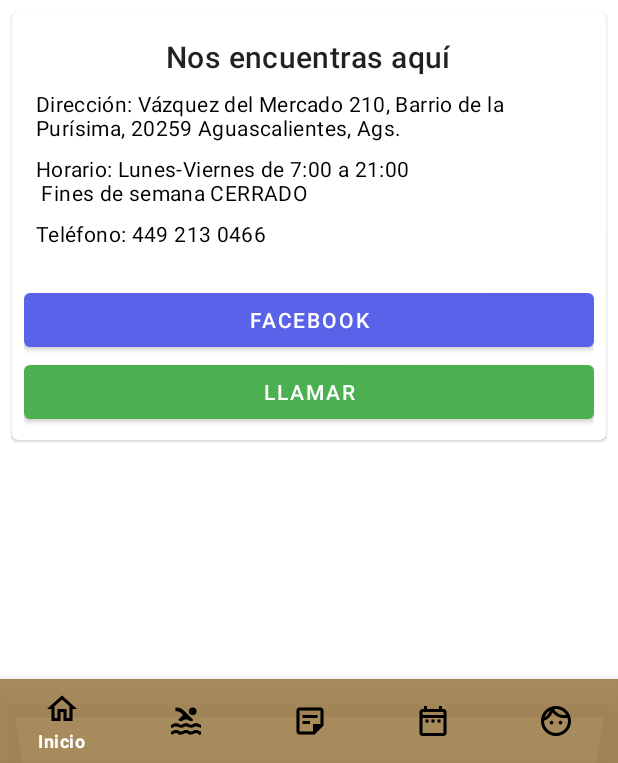
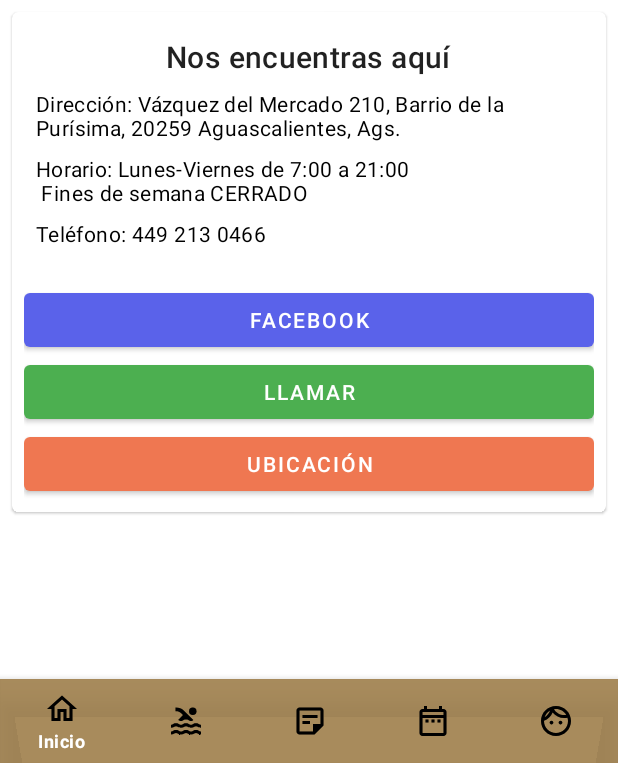
Before and after one commit to Davidsill03/Casa_Serena_Verano, an Android app: the fragment ThirdFragment placed in its activity, on a phone screen of 412 x 824 dp, the part 473-1236 px from its top. Run offline under Robolectric (Android 15) with nearby library versions, the phone set to English and light mode, and no system bars; our stand-ins replace Firebase (no records; nobody signed in at launch, a user with empty details on screens opened directly).

Commit message:
Button FB, LLamar y ubicación

```diff
--- a/app/src/main/java/com/example/myapplication/ThirdFragment.java
+++ b/app/src/main/java/com/example/myapplication/ThirdFragment.java
@@ -1,9 +1,11 @@
 package com.example.myapplication;
 
+import android.content.Intent;
+import android.net.Uri;
 import android.os.Bundle;
 
 import androidx.fragment.app.Fragment;
-
+import android.view.View.OnClickListener;
 import android.util.Log;
 import android.view.LayoutInflater;
 import android.view.View;
@@ -25,9 +27,7 @@ public class ThirdFragment extends Fragment {
     // TODO: Rename and change types of parameters
     private String mParam1;
     private String mParam2;
-    /*private Button _btnFb;
-
-    String _url = "https://www.facebook.com/Casa-Serena-110212767031176";*/
+    private String  phoneNumber = "4492130466";
 
     public ThirdFragment() {
         // Required empty public constructor
@@ -58,15 +58,6 @@ public class ThirdFragment extends Fragment {
             mParam1 = getArguments().getString(ARG_PARAM1);
             mParam2 = getArguments().getString(ARG_PARAM2);
         }
-
-        /*_btnFb.findViewById(R.id.btnFb);
-        _btnFb.setOnClickListener(new View.OnClickListener() {
-            @Override
-            public void onClick(View v) {
-                Log.d("click", "ok");
-            }
-        });*/
-
     }
 
     @Override
@@ -75,4 +66,26 @@ public class ThirdFragment extends Fragment {
         // Inflate the layout for this fragment
         return inflater.inflate(R.layout.fragment_third, container, false);
     }
+
+    public void onClick(View v) {
+
+        /*switch (v.getId()){
+            case R.id.btnCall:
+                Intent intent = new Intent(Intent.ACTION_CALL);
+                intent.setData(Uri.parse("tel:" + phoneNumber));
+                startActivity(intent);
+                break;
+            case R.id.btnFb:
+                break;
+        }*/
+    }
+    public void irFacebook (View view){
+        Intent i = new Intent( Intent.ACTION_VIEW, Uri.parse("https://www.facebook.com/Casa-Serena-110212767031176"));
+        startActivity(i);
+    }
+    public void irUbi (View view){
+        Intent i = new Intent( Intent.ACTION_VIEW, Uri.parse("https://goo.gl/maps/2yJEmVLrj1ZQvZqy8"));
+        startActivity(i);
+    }
+
 }
--- a/app/src/main/res/layout/fragment_third.xml
+++ b/app/src/main/res/layout/fragment_third.xml
@@ -13,7 +13,9 @@
         android:layout_height="match_parent"
         android:layout_alignParentTop="true"
         android:layout_marginTop="1dp"
-        app:layout_behavior="@string/appbar_scrolling_view_behavior" />
+        app:layout_behavior="@string/appbar_scrolling_view_behavior" >
+
+    </FrameLayout>
 
     <com.google.android.material.bottomnavigation.BottomNavigationView
         android:id="@+id/config"
@@ -114,15 +116,25 @@
                             android:id="@+id/btnFb"
                             android:layout_width="match_parent"
                             android:layout_height="wrap_content"
-                            android:text="@string/facebook"
+                            android:onClick="irFacebook"
+                            android:text="Facebook"
                             mapbox:backgroundTint="#5A62EA" />
 
                         <Button
-                            android:id="@+id/btnLlamada"
+                            android:id="@+id/btnCall"
                             android:layout_width="match_parent"
                             android:layout_height="wrap_content"
-                            android:text="@string/llamar"
-                            mapbox:backgroundTint="#4CAF50" />
+                            android:text="Llamar"
+                            mapbox:backgroundTint="#4CAF50"
+                            android:onClick="onClick"/>
+
+                        <Button
+                            android:id="@+id/btnMapa"
+                            android:layout_width="match_parent"
+                            android:layout_height="wrap_content"
+                            android:onClick="irUbi"
+                            android:text="Ubicación"
+                            mapbox:backgroundTint="#EF7751" />
                     </LinearLayout>
                 </LinearLayout>
             </com.google.android.material.card.MaterialCardView>
```
